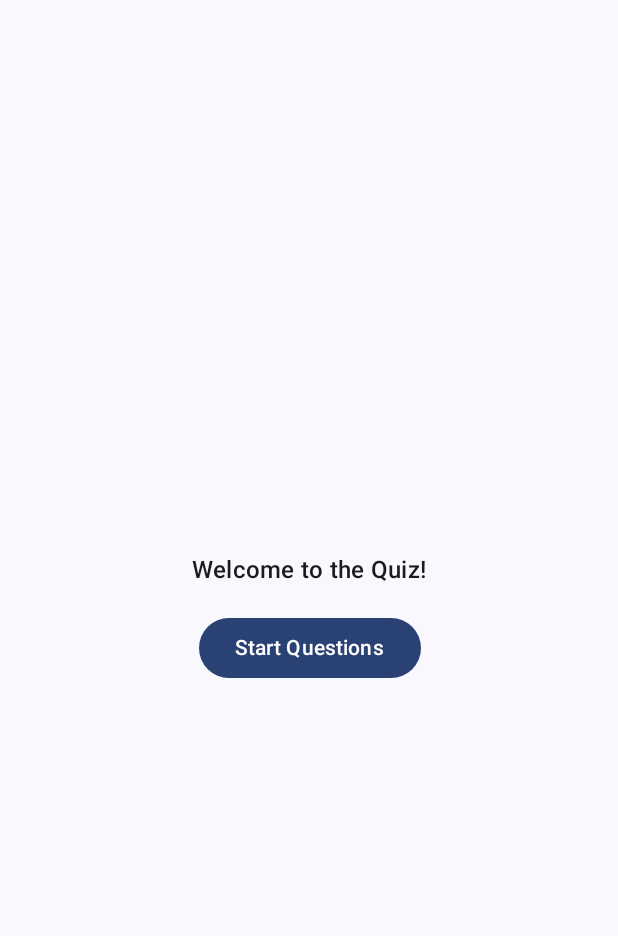
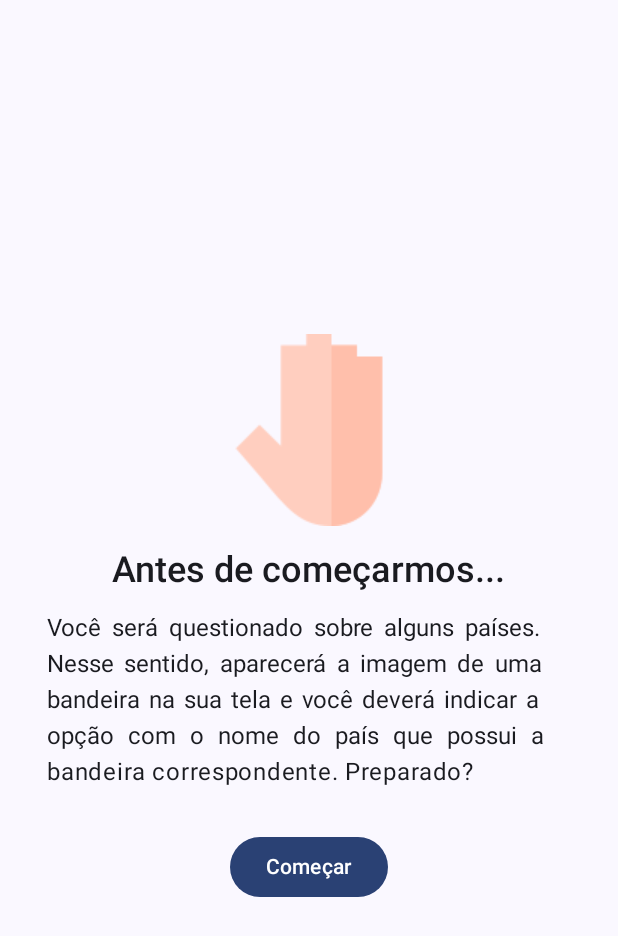
Before and after one commit to bptiago/QuizApp, an Android app built with Jetpack Compose: the QuizWelcomeScreen screen opened through its navigation route, on a phone screen of 412 x 824 dp. Shown: the top 936 px of the screen. Run offline under Robolectric (Android 15) with nearby library versions, the phone set to English and light mode, and no system bars; our stand-ins replace Room's generated code.

Commit message:
Style QuizWelcome screen

```diff
--- a/app/src/main/java/com/puc/quiz/ui/screens/QuizWelcomeScreen.kt
+++ b/app/src/main/java/com/puc/quiz/ui/screens/QuizWelcomeScreen.kt
@@ -1,32 +1,64 @@
  package com.puc.quiz.ui.screens
 
-import androidx.compose.foundation.layout.Box
+import androidx.compose.foundation.Image
+import androidx.compose.foundation.layout.Arrangement
 import androidx.compose.foundation.layout.Column
 import androidx.compose.foundation.layout.Spacer
 import androidx.compose.foundation.layout.fillMaxSize
 import androidx.compose.foundation.layout.height
+import androidx.compose.foundation.layout.padding
+import androidx.compose.foundation.layout.size
 import androidx.compose.material3.Button
 import androidx.compose.material3.MaterialTheme
 import androidx.compose.material3.Text
 import androidx.compose.runtime.Composable
 import androidx.compose.ui.Alignment
 import androidx.compose.ui.Modifier
+import androidx.compose.ui.layout.ContentScale
+import androidx.compose.ui.res.painterResource
+import androidx.compose.ui.text.font.FontWeight
+import androidx.compose.ui.text.style.TextAlign
 import androidx.compose.ui.unit.dp
+import com.puc.quiz.R
 
  @Composable
  fun QuizWelcomeScreen(onQuestionClick: () -> Unit) {
-     Box(
-         modifier = Modifier.fillMaxSize(),
-         contentAlignment = Alignment.Center
+     Column(
+         modifier = Modifier
+             .fillMaxSize()
+             .padding(horizontal = 16.dp),
+         verticalArrangement = Arrangement.Center,
+         horizontalAlignment = Alignment.CenterHorizontally
      ) {
-         Column(horizontalAlignment = Alignment.CenterHorizontally) {
-             Text("Welcome to the Quiz!", style = MaterialTheme.typography.titleMedium)
 
-             Spacer(modifier = Modifier.height(16.dp))
+         Image(
+             painterResource(R.drawable.hand),
+             "Imagem de 'olá'",
+             contentScale = ContentScale.Fit
+         )
 
-             Button(onClick = onQuestionClick) {
-                 Text("Start Questions")
-             }
+         Spacer(modifier = Modifier.size(15.dp))
+
+         Text(
+             text = "Antes de começarmos...",
+             style = MaterialTheme.typography.headlineMedium,
+             fontWeight = FontWeight.SemiBold,
+             modifier = Modifier.padding(bottom = 15.dp)
+         )
+
+         Text(
+             text = "Você será questionado sobre alguns países. Nesse sentido, aparecerá a "
+             + "imagem de uma bandeira na sua tela e você deverá indicar a opção com o nome do país que possui a bandeira correspondente."
+             + " Preparado?",
+             style = MaterialTheme.typography.bodyLarge,
+             textAlign = TextAlign.Justify,
+             modifier = Modifier.padding(horizontal = 15.dp)
+         )
+
+         Spacer(modifier = Modifier.height(30.dp))
+
+         Button(onClick = onQuestionClick) {
+             Text("Começar")
          }
      }
  }
```
Also changed, not shown: app/src/main/res/drawable/hand.png (added).
